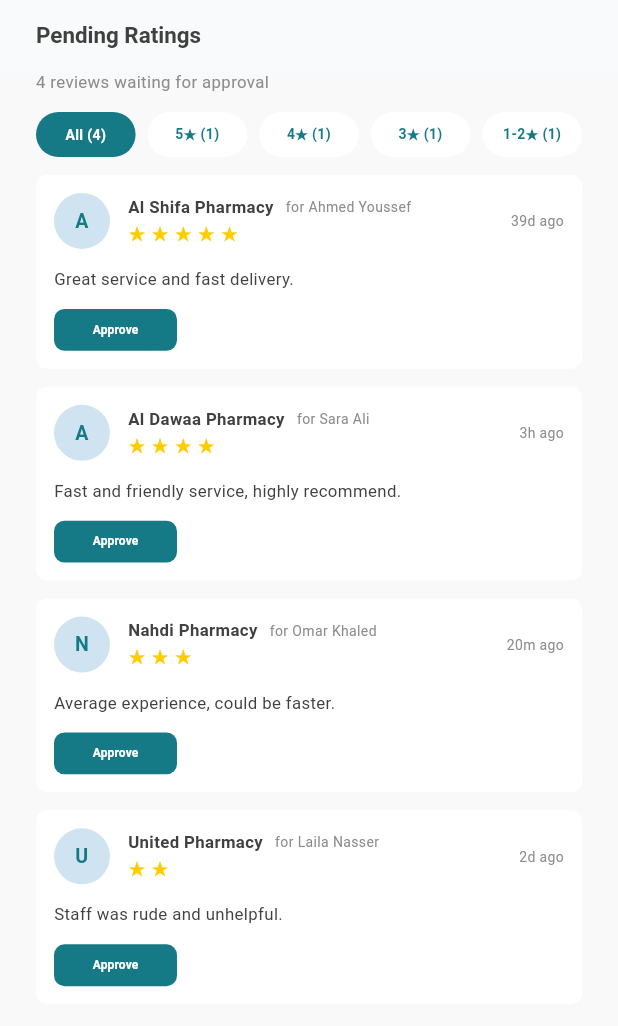
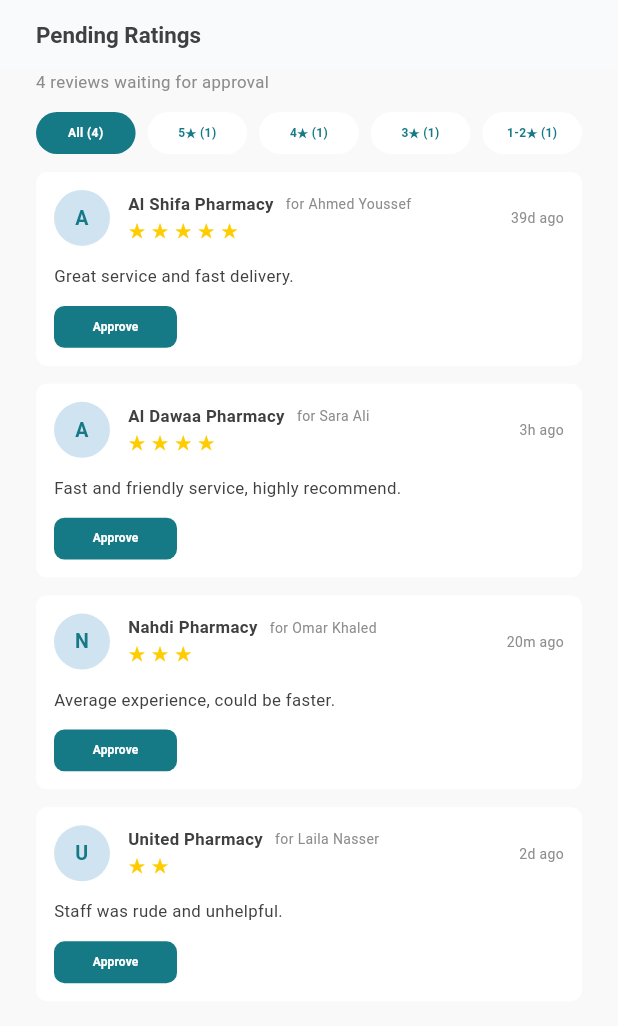
Before and after one commit to MryamAhmed/pharmacy-dashboard, a Flutter app: the RateScreen screen opened directly, on a phone screen of 412 x 824 dp. Shown: the top 1026 px of the screen. Run offline on Flutter 3.47's test engine with Material 3 defaults, Android fonts, the phone set to English and light mode, and no system bars; drawn by our look-alikes of auto_size_text; our stand-ins replace cached_network_image, dio, flutter_bloc, flutter_screenutil, flutter_secure_storage, flutter_svg and 10 more; accounts and stored records are empty; generated files the repository leaves out were written again; statements that could not run were skipped.

Commit message:
feat(filter-tabs): introduce shared filter tab components for rating module
- Added AppFilterTabsWidget, AppFilterTab, and AppFilterTabChipWidget to create a reusable filter tab interface.
- Defined dimensions for filter tabs in AppFilterTabsDimens.
- Updated RateTabsWidget to utilize the new shared components for better modularity and maintainability.
- Enhanced test keys for filter tabs to improve testability.

```diff
--- a/lib/core/constants/app_values.dart
+++ b/lib/core/constants/app_values.dart
@@ -151,3 +151,15 @@
   /// Width/height of the back icon.
   static const double backIconSize = 24;
 }
+
+/// Dimensions for the shared filter-tab row
+/// ([AppFilterTabsWidget] / [AppFilterTabChipWidget]).
+class AppFilterTabsDimens {
+  AppFilterTabsDimens._();
+
+  /// Height of each compact segmented chip.
+  static const double chipHeight = 30;
+
+  /// Corner radius of each chip (fully rounded pill).
+  static const double chipRadius = 30;
+}
--- a/lib/core/constants/test_keys.dart
+++ b/lib/core/constants/test_keys.dart
@@ -22,6 +22,10 @@
   static const String appBarWidget = 'appBarWidget';
   static const String appBarBackButton = 'appBarBackButton';
   static const String appBarTitle = 'appBarTitle';
+
+  // ---------- Shared — filter tabs (AppFilterTabsWidget) ----------
+  static const String appFilterTabs = 'appFilterTabs';
+  static const String appFilterTab = 'appFilterTab';
 
   // ---------- Splash ----------
   static const String splashPage = 'splashPage';
--- a/lib/features/home/presentation/rate_modules_tab/rate/widgets/rate_tabs_widget.dart
+++ b/lib/features/home/presentation/rate_modules_tab/rate/widgets/rate_tabs_widget.dart
@@ -1,17 +1,39 @@
-import 'package:flutter/widgets.dart';
+// Flutter imports:
+import 'package:flutter/material.dart';
 import 'package:flutter_bloc/flutter_bloc.dart';
-import 'package:gap/gap.dart';
 
-import '../../../../../../core/constants/app_values.dart';
+// Project imports:
+import '../../../../../../core/constants/test_keys.dart';
 import '../../../../../../core/enums/rate_rating_filter.dart';
 import '../../../../../../core/extensions/build_context_localizations.dart';
+import '../../../../../../shared/presentation/widgets/app_filter_tab.dart';
+import '../../../../../../shared/presentation/widgets/app_filter_tabs_widget.dart';
 import '../cubit/rate_cubit.dart';
 import '../cubit/rate_state.dart';
-import 'rate_tab_item_widget.dart';
 
+/// Rate-tab adapter around [AppFilterTabsWidget]: maps [RateRatingFilter]
+/// buckets (5 chips, each with a pending-review count) onto the shared row.
 class RateTabsWidget extends StatelessWidget {
+  const RateTabsWidget({super.key, required this.state});
+
   final RateState state;
-  const RateTabsWidget({super.key, required this.state});
+
+  @override
+  Widget build(BuildContext context) {
+    return AppFilterTabsWidget<RateRatingFilter>(
+      tabs: [
+        for (final filter in RateRatingFilter.values)
+          AppFilterTab<RateRatingFilter>(
+            value: filter,
+            title: _filterLabel(context, filter),
+            count: state.countFor(filter),
+            itemKey: Key('${TestKeys.rateFilterTab}_${filter.name}'),
+          ),
+      ],
+      selectedValue: state.selectedFilter,
+      onSelected: (filter) => context.read<RateCubit>().selectFilter(filter),
+    );
+  }
 
   String _filterLabel(BuildContext context, RateRatingFilter filter) =>
       switch (filter) {
@@ -21,27 +43,4 @@
         RateRatingFilter.three => context.l10n.rateFilterThreeStars,
         RateRatingFilter.oneOrTwo => context.l10n.rateFilterOneOrTwoStars,
       };
-
-  @override
-  Widget build(BuildContext context) {
-    return SizedBox(
-      width: context.screenWidth,
-      child: Row(
-        children: [
-          for (final filter in RateRatingFilter.values) ...[
-            Expanded(
-              child: RateTabItemWidget(
-                isSelected: state.selectedFilter == filter,
-                filter: filter,
-                title:
-                    '${_filterLabel(context, filter)} (${state.countFor(filter)})',
-                onTap: () => context.read<RateCubit>().selectFilter(filter),
-              ),
-            ),
-            if (filter != RateRatingFilter.values.last) const Gap(AppSpace.s8),
-          ],
-        ],
-      ),
-    );
-  }
 }
--- /dev/null
+++ b/lib/shared/presentation/widgets/app_filter_tab.dart
@@ -0,0 +1,28 @@
+// Flutter imports:
+import 'package:flutter/foundation.dart';
+
+/// Config for one chip in [AppFilterTabsWidget].
+///
+/// Not a widget — callers build a list of these (4, 5, or any length) and
+/// the shared row renders one chip per entry. [count] is optional so Rate
+/// can show `All (12)` while another screen can show label-only chips.
+class AppFilterTab<T> {
+  const AppFilterTab({
+    required this.value,
+    required this.title,
+    required this.itemKey,
+    this.count,
+  });
+
+  /// Value reported back via [AppFilterTabsWidget.onSelected] when tapped.
+  final T value;
+
+  /// Localized label. When [count] is set, the chip shows `title (count)`.
+  final String title;
+
+  /// Shown in parentheses after [title]. Omit for label-only chips.
+  final int? count;
+
+  /// [Key] applied to the chip so tests can find it via [TestKeys].
+  final Key itemKey;
+}
--- /dev/null
+++ b/lib/shared/presentation/widgets/app_filter_tab_chip_widget.dart
@@ -0,0 +1,56 @@
+// Flutter imports:
+import 'package:flutter/material.dart';
+
+// Package imports:
+import 'package:flutter_screenutil/flutter_screenutil.dart';
+
+// Project imports:
+import '../../../core/constants/app_values.dart';
+import '../../../core/themes/app_colors.dart';
+import '../../../core/themes/app_text_style.dart';
+import 'app_text.dart';
+
+/// A single tappable chip in [AppFilterTabsWidget].
+///
+/// Not built on [AppButtonWidget] — that widget bakes in a fixed 16sp label
+/// and a full-width/default-height button, neither of which fits this
+/// compact, small-text segmented-control chip.
+class AppFilterTabChipWidget extends StatelessWidget {
+  const AppFilterTabChipWidget({
+    required Key key,
+    required this.title,
+    required this.isSelected,
+    required this.onTap,
+  }) : super(key: key);
+
+  final String title;
+  final bool isSelected;
+  final VoidCallback onTap;
+
+  @override
+  Widget build(BuildContext context) {
+    return GestureDetector(
+      onTap: onTap,
+      child: Container(
+        height: AppFilterTabsDimens.chipHeight.h,
+        padding: const EdgeInsets.symmetric(
+          horizontal: AppPaddings.p12,
+          vertical: AppPaddings.p8,
+        ),
+        decoration: BoxDecoration(
+          borderRadius: BorderRadius.circular(AppFilterTabsDimens.chipRadius.r),
+          color: isSelected ? AppColors.primaryColor : AppColors.textWhite,
+        ),
+        child: Center(
+          child: AppText(
+            text: title,
+            style: AppTextStyles.bold10White.copyWith(
+              color: isSelected ? null : AppColors.primaryColor,
+            ),
+            textAlign: TextAlign.center,
+          ),
+        ),
+      ),
+    );
+  }
+}
--- /dev/null
+++ b/lib/shared/presentation/widgets/app_filter_tabs_widget.dart
@@ -0,0 +1,59 @@
+// Flutter imports:
+import 'package:flutter/material.dart';
+
+// Package imports:
+import 'package:gap/gap.dart';
+
+// Project imports:
+import '../../../core/constants/app_values.dart';
+import 'app_filter_tab.dart';
+import 'app_filter_tab_chip_widget.dart';
+
+/// Full-width row of equal-width filter chips.
+///
+/// The caller decides how many tabs to pass and whether each chip shows a
+/// count — Rate uses five chips with counts; another screen can pass four
+/// label-only chips. Selection and tap handling stay with the caller.
+class AppFilterTabsWidget<T> extends StatelessWidget {
+  const AppFilterTabsWidget({
+    super.key,
+    required this.tabs,
+    required this.selectedValue,
+    required this.onSelected,
+  });
+
+  /// Chips to render, in display order. Any length is valid.
+  final List<AppFilterTab<T>> tabs;
+
+  /// Which [AppFilterTab.value] is currently selected.
+  final T selectedValue;
+
+  /// Called with the tapped tab's [AppFilterTab.value].
+  final ValueChanged<T> onSelected;
+
+  @override
+  Widget build(BuildContext context) {
+    return Row(
+      children: [
+        for (final tab in tabs) ...[
+          Expanded(
+            child: AppFilterTabChipWidget(
+              key: tab.itemKey,
+              title: _chipTitle(tab),
+              isSelected: tab.value == selectedValue,
+              onTap: () => onSelected(tab.value),
+            ),
+          ),
+          if (tab != tabs.last) const Gap(AppSpace.s8),
+        ],
+      ],
+    );
+  }
+
+  /// Appends `(count)` only when the caller supplied a count.
+  String _chipTitle(AppFilterTab<T> tab) {
+    final count = tab.count;
+    if (count == null) return tab.title;
+    return '${tab.title} ($count)';
+  }
+}
```
Also changed, not shown: 1 other file.
